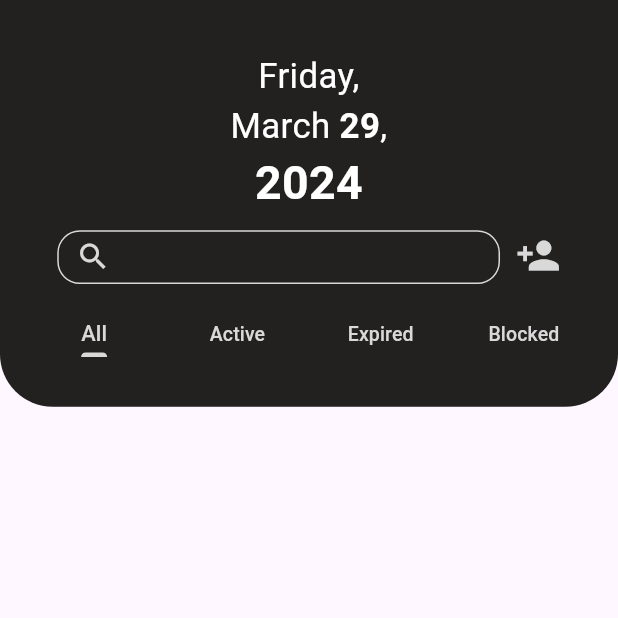
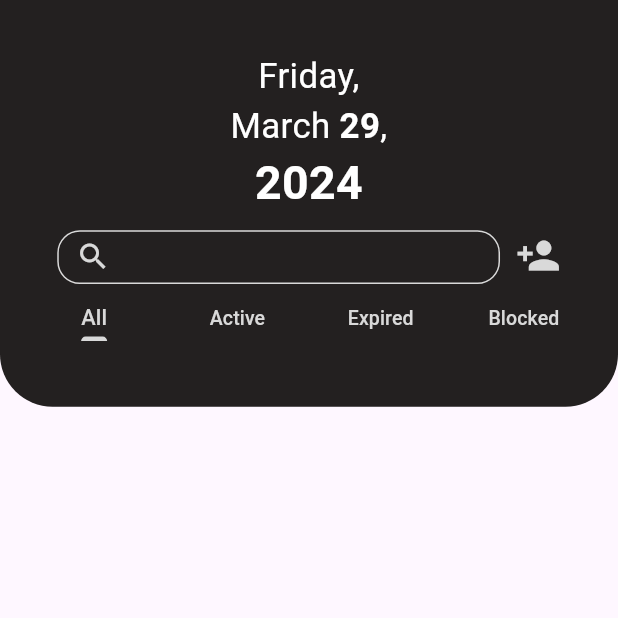
Before and after one commit to HamidiSidahmed/gym-management-flutter, a Flutter app: the HomePage screen opened directly, on a phone screen of 412 x 824 dp, the top half of it. Run offline on Flutter 3.47's test engine with Material 3 defaults, Android fonts, the light colour scheme and no system bars; our stand-ins replace flutter_screenutil, get, hive, hive_flutter; accounts and stored records are empty; Roboto replaces fonts that are missing (Helvetica, Helvetica Light).

Commit message:
updated ui

```diff
--- a/lib/view/home_page.dart
+++ b/lib/view/home_page.dart
@@ -16,9 +16,10 @@ class HomePage extends StatelessWidget {
     Data data_controller = Get.find();
     TextEditingController filter = TextEditingController(text: "");
     return Scaffold(
-      body: Container(
-        height: 820,
-        child: Stack(
+      body: DefaultTabController(
+        length: 4,
+        child: SingleChildScrollView(
+          child: Column(
             children: [
               InkWell(
                 onTap: () {
@@ -129,23 +130,29 @@ class HomePage extends StatelessWidget {
                                       prefixIconColor: Color(0xFFD9D9D9),
                                       focusColor: Color(0xFFD9D9D9),
                                       focusedBorder: OutlineInputBorder(
-                                        borderRadius: BorderRadius.circular(15),
+                                          borderRadius:
+                                              BorderRadius.circular(15),
                                           borderSide: BorderSide(
                                               color: Color(0xFFD9D9D9))),
                                       enabledBorder: OutlineInputBorder(
-                                        borderRadius: BorderRadius.circular(15),
+                                          borderRadius:
+                                              BorderRadius.circular(15),
                                           borderSide: BorderSide(
                                               color: Color(0xFFD9D9D9))),
                                       border: OutlineInputBorder(
-                                        borderRadius: BorderRadius.circular(15),
+                                          borderRadius:
+                                              BorderRadius.circular(15),
                                           borderSide: BorderSide(
                                               color: Color(0xFFD9D9D9)))),
                                 ),
                               ),
                               Container(
-                              margin: EdgeInsets.only(left: 10.w, bottom: 4.h),
+                                margin:
+                                    EdgeInsets.only(left: 10.w, bottom: 4.h),
                                 child: InkWell(
                                   onTap: () {
+                                    data_controller.length = 5;
+                                    data_controller.update();
                                     Get.to(() => AddMember());
                                   },
                                   child: Icon(
@@ -157,24 +164,15 @@ class HomePage extends StatelessWidget {
                               )
                             ],
                           ),
-                      ])),
-            ),
-            Positioned(
-              top: 200,
-              child: DefaultTabController(
-                length: 4,
-                initialIndex: 0,
-                child: Container(
-                  width: 1.sw,
-                  child: Column(
-                    children: [
-                      TabBar(
+                          SizedBox(
+                            width: 1.sh,
+                            child: TabBar(
                                 indicatorPadding: EdgeInsets.only(bottom: 10),
                                 dividerHeight: 0,
                                 indicatorColor: Color(0xFFD9D9D9),
                                 padding: EdgeInsets.only(left: 15, right: 15),
-                          unselectedLabelStyle:
-                              TextStyle(color: Color(0xFFD9D9D9), fontSize: 13),
+                                unselectedLabelStyle: TextStyle(
+                                    color: Color(0xFFD9D9D9), fontSize: 13),
                                 labelStyle: TextStyle(
                                     color: Color(
                                       0xFFD9D9D9,
@@ -194,19 +192,19 @@ class HomePage extends StatelessWidget {
                                     text: "Blocked",
                                   )
                                 ]),
-                      SingleChildScrollView(
-                        child: GetBuilder<Data>(builder: (context) {
+                          )
+                        ])),
+              ),
+              GetBuilder<Data>(builder: (context) {
                 return SizedBox(
-                            height: 600,
+                  height: (182 * data_controller.length).toDouble(),
                   width: 1.sw,
                   child: TabBarView(
                     children: [
                       ListView.builder(
+                        physics: NeverScrollableScrollPhysics(),
                         padding: EdgeInsets.only(
-                                      top: 0.h,
-                                      left: 25,
-                                      right: 25,
-                                      bottom: 20),
+                            top: 15.h, left: 25, right: 25, bottom: 20),
                         itemCount: data_controller.length,
                         itemBuilder: (context, index) {
                           return PersonCard(
@@ -217,18 +215,14 @@ class HomePage extends StatelessWidget {
                         },
                       ),
                       ListView.builder(
+                        physics: NeverScrollableScrollPhysics(),
                         padding: EdgeInsets.only(
-                                      top: 0.h,
-                                      left: 25,
-                                      right: 25,
-                                      bottom: 20),
+                            top: 10.h, left: 25, right: 25, bottom: 20),
                         itemCount: data_controller.length,
                         itemBuilder: (context, index) {
-                                    if (data_controller
-                                            .filtered_data[index].start_date
+                          if (data_controller.filtered_data[index].start_date
                               .isAfter(data_controller
-                                                .filtered_data[index]
-                                                .end_date) ) {
+                                  .filtered_data[index].end_date)) {
                             return PersonCard(
                                 member: data_controller.filtered_data,
                                 index: index,
@@ -237,17 +231,15 @@ class HomePage extends StatelessWidget {
                         },
                       ),
                       ListView.builder(
+                        physics: NeverScrollableScrollPhysics(),
                         padding: EdgeInsets.only(
-                                      top: 0.h,
-                                      left: 25,
-                                      right: 25,
-                                      bottom: 20),
+                            top: 10.h, left: 25, right: 25, bottom: 20),
                         itemCount: data_controller.length,
                         itemBuilder: (context, index) {
-                                    if (data_controller
-                                        .filtered_data[index].start_date
+                          if (data_controller.filtered_data[index].start_date
                                   .isAfter(data_controller
-                                            .filtered_data[index].end_date)==false) {
+                                      .filtered_data[index].end_date) ==
+                              false) {
                             return PersonCard(
                                 member: data_controller.filtered_data,
                                 index: index,
@@ -256,11 +248,9 @@ class HomePage extends StatelessWidget {
                         },
                       ),
                       ListView.builder(
+                        physics: NeverScrollableScrollPhysics(),
                         padding: EdgeInsets.only(
-                                      top: 0.h,
-                                      left: 25,
-                                      right: 25,
-                                      bottom: 20),
+                            top: 10.h, left: 25, right: 25, bottom: 20),
                         itemCount: data_controller.length,
                         itemBuilder: (context, index) {
                           return PersonCard(
@@ -272,14 +262,9 @@ class HomePage extends StatelessWidget {
                     ],
                   ),
                 );
-                        }),
-                      )
+              })
             ],
           ),
-                ),
-              ),
-            )
-          ],
         ),
       ),
     );
```
Lines whose indentation alone changed are shown as unchanged.
